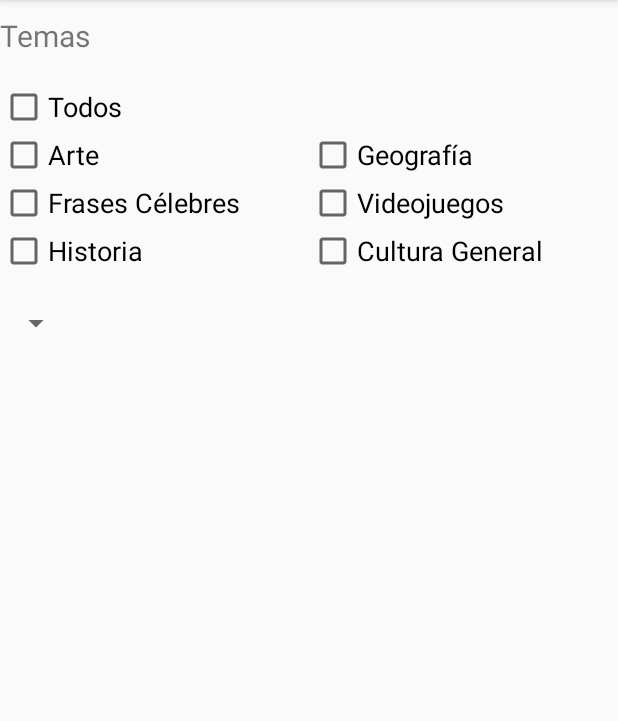
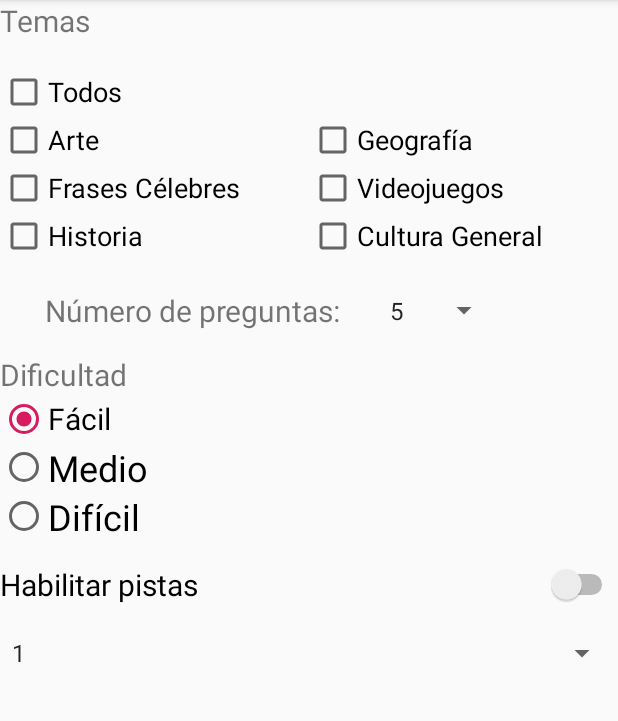
Before and after one commit to MDG99/QuizApp-Pro, an Android app: the OptionsActivity screen opened directly, with no data from a screen before it, on a phone screen of 412 x 824 dp, the part 84-805 px from its top. Run offline under Robolectric (Android 15) with nearby library versions, the phone set to English and light mode, and no system bars.

Commit message:
Avance diseño xml activity 2

```diff
--- a/app/src/main/res/layout/activity_options.xml
+++ b/app/src/main/res/layout/activity_options.xml
@@ -15,7 +15,6 @@
             android:layout_width="wrap_content"
             android:layout_height="wrap_content"
             android:layout_gravity="start"
-            android:paddingTop="10dp"
             android:text="Temas"
             android:textSize="20sp" />
 
@@ -119,10 +118,84 @@
 
     </LinearLayout>
 
+    <LinearLayout
+        android:layout_width="match_parent"
+        android:layout_height="wrap_content"
+        android:layout_marginTop="20dp">
+
+        <TextView
+            android:layout_width="wrap_content"
+            android:layout_height="match_parent"
+            android:layout_marginLeft="30dp"
+            android:text="Número de preguntas: "
+            android:textSize="20sp" />
+
+        <Spinner
+            android:id="@+id/preguntas_spinner"
+            android:layout_width="wrap_content"
+            android:layout_height="match_parent"
+            android:layout_marginLeft="20dp"
+            android:entries="@array/cantidad_preguntas" />
+    </LinearLayout>
+
+    <LinearLayout
+        android:layout_width="wrap_content"
+        android:layout_height="wrap_content">
+
+        <RadioGroup
+            android:layout_width="match_parent"
+            android:layout_height="wrap_content"
+            android:layout_marginTop="15dp"
+
+            android:orientation="vertical">
+
+            <TextView
+                android:layout_width="wrap_content"
+                android:layout_height="wrap_content"
+                android:layout_gravity="start"
+                android:text="Dificultad"
+                android:textSize="20sp" />
+
+            <RadioButton
+                android:id="@+id/facil_radio"
+                android:layout_width="wrap_content"
+                android:layout_height="wrap_content"
+                android:checked="true"
+                android:text="Fácil"
+                android:textSize="20sp" />
+
+            <RadioButton
+                android:id="@+id/medio_radio"
+                android:layout_width="wrap_content"
+                android:layout_height="wrap_content"
+                android:text="Medio"
+                android:textSize="24sp" />
+
+
+            <RadioButton
+                android:id="@+id/dificil_radio"
+                android:layout_width="wrap_content"
+                android:layout_height="wrap_content"
+                android:text="Difícil"
+                android:textSize="24sp" />
+
+
+        </RadioGroup>
+    </LinearLayout>
+
+    <Switch
+        android:id="@+id/pistas_button"
+        android:layout_width="match_parent"
+        android:layout_height="wrap_content"
+        android:layout_marginTop="15dp"
+        android:text="Habilitar pistas"
+        android:textSize="20sp" />
+
     <Spinner
-        android:id="@+id/preguntas_spinner"
-        android:layout_width="wrap_content"
+        android:id="@+id/pistas_spinner"
+        android:layout_width="match_parent"
         android:layout_height="wrap_content"
-        android:layout_marginTop="20dp" />
+        android:layout_marginTop="20dp"
+        android:entries="@array/cantidad_pistas" />
 
 </LinearLayout>
--- a/app/src/main/res/values/strings.xml
+++ b/app/src/main/res/values/strings.xml
@@ -1,3 +1,17 @@
 <resources>
     <string name="app_name">QuizApp-Pro</string>
+
+    <string-array name="cantidad_preguntas">
+        <item>5</item>
+        <item>10</item>
+    </string-array>
+
+    <string-array name="cantidad_pistas">
+        <item>1</item>
+        <item>2</item>
+        <item>3</item>
+        <item>4</item>
+        <item>5</item>
+
+    </string-array>
 </resources>
```
